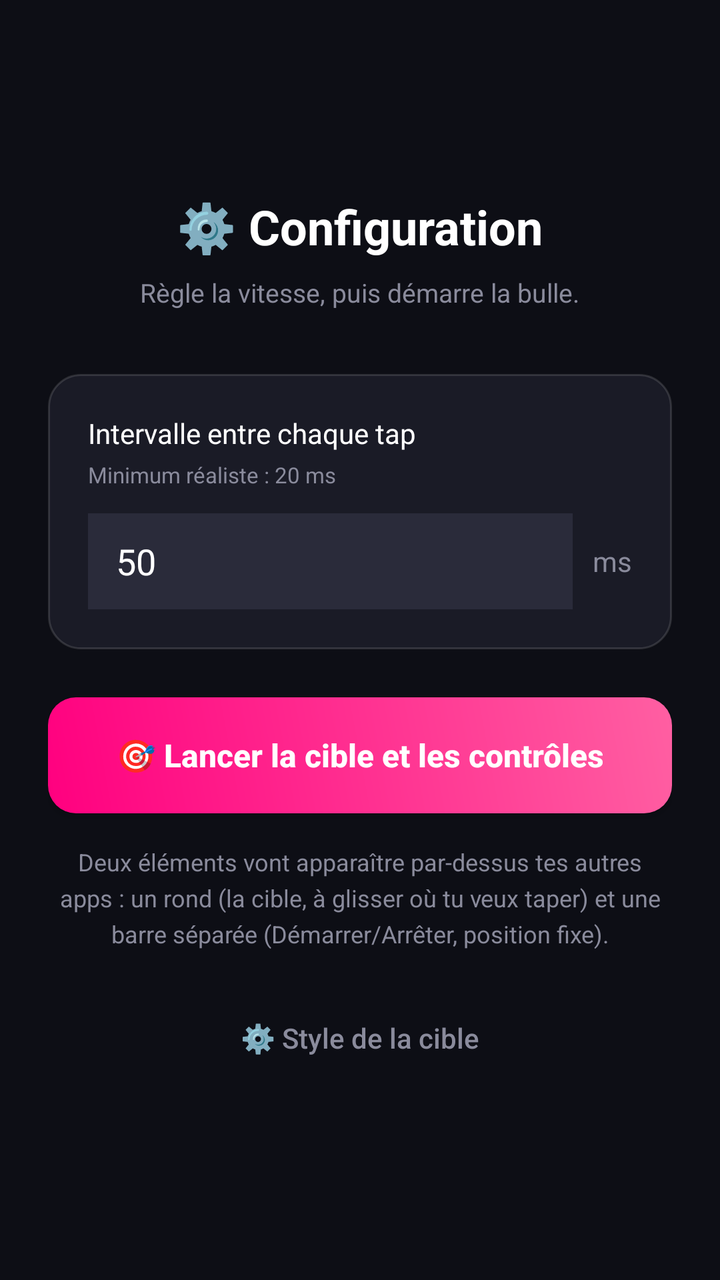
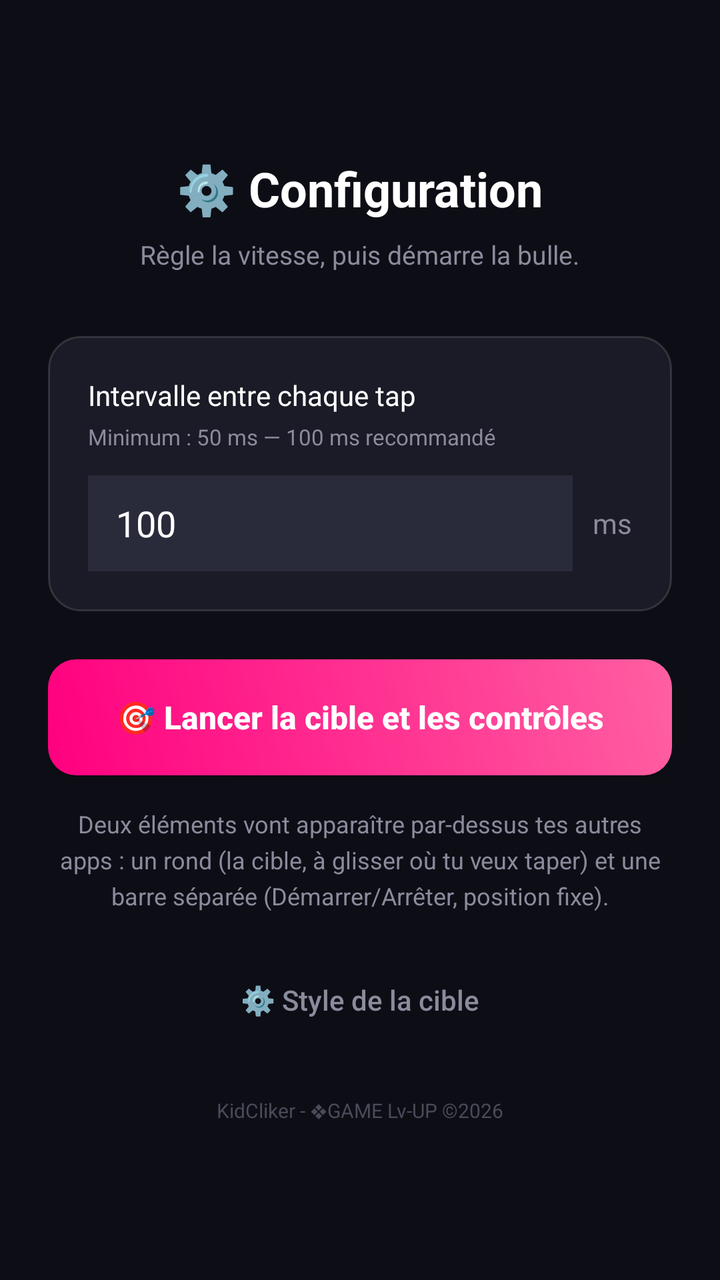

Screens rendered from an Android XML layout before and after an edit, with the pre-edit source and the edit as a unified diff.
<!-- AndroidManifest.xml: application theme Theme.AppCompat.Light.NoActionBar -->
<!-- res/layout/activity_config.xml -->
<?xml version="1.0" encoding="utf-8"?>
<LinearLayout xmlns:android="http://schemas.android.com/apk/res/android"
    android:layout_width="match_parent"
    android:layout_height="match_parent"
    android:background="@color/kiddo_bg"
    android:orientation="vertical"
    android:padding="24dp"
    android:gravity="center">

    <TextView
        android:layout_width="wrap_content"
        android:layout_height="wrap_content"
        android:text="⚙️ Configuration"
        android:textColor="@color/kiddo_white"
        android:textSize="24sp"
        android:textStyle="bold"
        android:layout_marginBottom="8dp" />

    <TextView
        android:layout_width="wrap_content"
        android:layout_height="wrap_content"
        android:text="Règle la vitesse, puis démarre la bulle."
        android:textColor="@color/kiddo_muted"
        android:textSize="13sp"
        android:layout_marginBottom="32dp" />

    <LinearLayout
        android:layout_width="match_parent"
        android:layout_height="wrap_content"
        android:orientation="vertical"
        android:background="@drawable/step_card_background"
        android:padding="20dp"
        android:layout_marginBottom="24dp">

        <TextView
            android:layout_width="match_parent"
            android:layout_height="wrap_content"
            android:text="Intervalle entre chaque tap"
            android:textColor="@color/kiddo_white"
            android:textSize="14sp"
            android:layout_marginBottom="4dp" />

        <TextView
            android:layout_width="match_parent"
            android:layout_height="wrap_content"
            android:text="Minimum réaliste : 20 ms"
            android:textColor="@color/kiddo_muted"
            android:textSize="11sp"
            android:layout_marginBottom="12dp" />

        <LinearLayout
            android:layout_width="match_parent"
            android:layout_height="wrap_content"
            android:orientation="horizontal"
            android:gravity="center_vertical">

            <EditText
                android:id="@+id/etInterval"
                android:layout_width="0dp"
                android:layout_height="48dp"
                android:layout_weight="1"
                android:inputType="number"
                android:text="50"
                android:textColor="@color/kiddo_white"
                android:background="#2A2B3A"
                android:paddingStart="14dp"
                android:paddingEnd="14dp" />

            <TextView
                android:layout_width="wrap_content"
                android:layout_height="wrap_content"
                android:text="ms"
                android:textColor="@color/kiddo_muted"
                android:layout_marginStart="10dp" />
        </LinearLayout>
    </LinearLayout>

    <Button
        android:id="@+id/btnToggleTapper"
        android:layout_width="match_parent"
        android:layout_height="58dp"
        android:text="🎯 Lancer la cible et les contrôles"
        android:textAllCaps="false"
        android:textSize="16sp"
        android:textStyle="bold"
        android:textColor="@color/kiddo_white"
        android:background="@drawable/btn_primary_bg"
        android:layout_marginBottom="16dp" />

    <TextView
        android:id="@+id/tvConfigStatus"
        android:layout_width="match_parent"
        android:layout_height="wrap_content"
        android:textColor="@color/kiddo_muted"
        android:textSize="12sp"
        android:gravity="center"
        android:lineSpacingExtra="4dp"
        android:text="Deux éléments vont apparaître par-dessus tes autres apps : un rond (la cible, à glisser où tu veux taper) et une barre séparée (Démarrer/Arrêter, position fixe)." />

    <Button
        android:id="@+id/btnSettings"
        android:layout_width="wrap_content"
        android:layout_height="wrap_content"
        android:layout_marginTop="20dp"
        android:text="⚙️ Style de la cible"
        android:textAllCaps="false"
        android:textColor="@color/kiddo_muted"
        android:background="@android:color/transparent" />

</LinearLayout>
<!-- resources referenced by this layout -->
<resources>
  <color name="kiddo_bg">#0D0E15</color>
  <color name="kiddo_muted">#8A8B9C</color>
  <color name="kiddo_white">#FFFFFF</color>
  <!-- drawable btn_primary_bg (drawable) -->
  <?xml version="1.0" encoding="utf-8"?>
  <shape xmlns:android="http://schemas.android.com/apk/res/android" android:shape="rectangle">
      <gradient
          android:startColor="@color/kiddo_pink"
          android:endColor="#FF5FA2"
          android:angle="45" />
      <corners android:radius="14dp" />
  </shape>
  <!-- drawable step_card_background (drawable) -->
  <?xml version="1.0" encoding="utf-8"?>
  <shape xmlns:android="http://schemas.android.com/apk/res/android" android:shape="rectangle">
      <solid android:color="@color/kiddo_card" />
      <corners android:radius="16dp" />
      <stroke android:width="1dp" android:color="#22FFFFFF" />
  </shape>
  <color name="kiddo_pink">#FF007F</color>
  <color name="kiddo_card">#1A1B26</color>
</resources>

<!-- the commit's change to res/layout/activity_config.xml (unified diff, before → after) -->
@@ -43,7 +43,7 @@
         <TextView
             android:layout_width="match_parent"
             android:layout_height="wrap_content"
-            android:text="Minimum réaliste : 20 ms"
+            android:text="Minimum : 50 ms — 100 ms recommandé"
             android:textColor="@color/kiddo_muted"
             android:textSize="11sp"
             android:layout_marginBottom="12dp" />
@@ -60,7 +60,7 @@
                 android:layout_height="48dp"
                 android:layout_weight="1"
                 android:inputType="number"
-                android:text="50"
+                android:text="100"
                 android:textColor="@color/kiddo_white"
                 android:background="#2A2B3A"
                 android:paddingStart="14dp"
@@ -107,4 +107,12 @@
         android:textColor="@color/kiddo_muted"
         android:background="@android:color/transparent" />
 
+    <TextView
+        android:layout_width="wrap_content"
+        android:layout_height="wrap_content"
+        android:layout_marginTop="24dp"
+        android:text="KidCliker - ❖GAME Lv-UP ©2026"
+        android:textColor="#4A4B5A"
+        android:textSize="10sp" />
+
 </LinearLayout>
